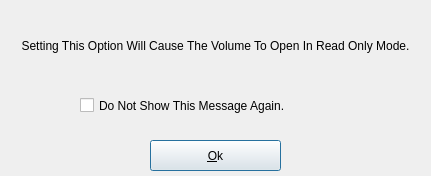
First picture: the form in zuluCrypt-gui/readonlywarning.ui, repository mhogomchungu/zuluCrypt, before the edit.
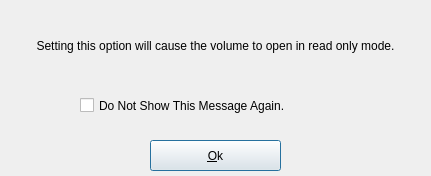
Second picture: the form after the edit.

Diff of the .ui file:
```diff
--- a/zuluCrypt-gui/readonlywarning.ui
+++ b/zuluCrypt-gui/readonlywarning.ui
@@ -36,7 +36,7 @@
     </rect>
    </property>
    <property name="text">
-    <string>Setting This Option Will Cause The Volume To Open In Read Only Mode.</string>
+    <string>Setting this option will cause the volume to open in read only mode.</string>
    </property>
    <property name="alignment">
     <set>Qt::AlignCenter</set>
```
